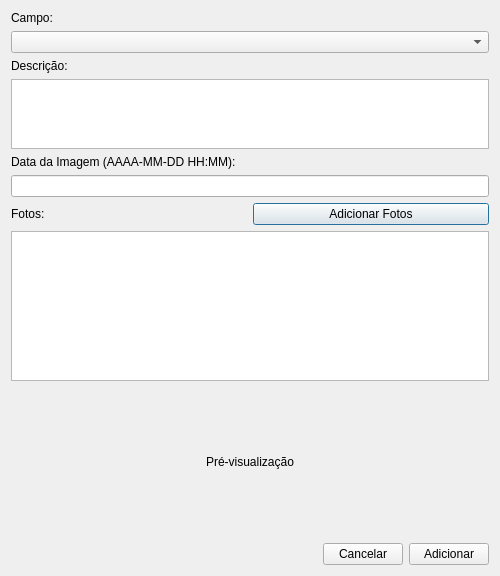
dsgoficial/SAP_Gerente, file uis/adicionarFotos.ui: the form before one commit.
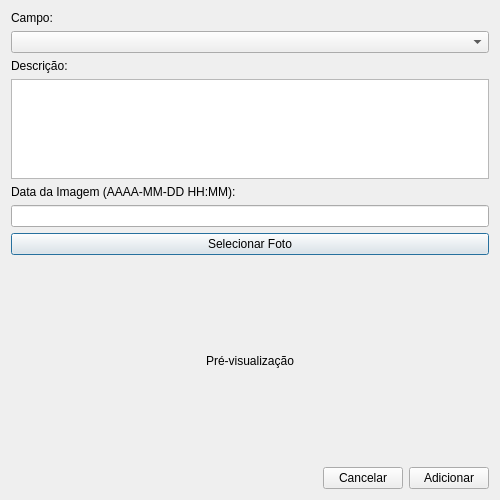
The form after the commit.

```diff
--- a/uis/adicionarFotos.ui
+++ b/uis/adicionarFotos.ui
@@ -52,30 +52,9 @@
     <widget class="QLineEdit" name="dataImagemLe"/>
    </item>
    <item>
-    <layout class="QHBoxLayout" name="horizontalLayout">
-     <item>
-      <widget class="QLabel" name="labelFotos">
-       <property name="text">
-        <string>Fotos:</string>
-       </property>
-      </widget>
-     </item>
-     <item>
-      <widget class="QPushButton" name="adicionarFotosBtn">
-       <property name="text">
-        <string>Adicionar Fotos</string>
-       </property>
-      </widget>
-     </item>
-    </layout>
-   </item>
-   <item>
-    <widget class="QListWidget" name="fotosLw">
-     <property name="minimumSize">
-      <size>
-       <width>0</width>
-       <height>150</height>
-      </size>
+    <widget class="QPushButton" name="adicionarFotosBtn">
+     <property name="text">
+      <string>Selecionar Foto</string>
      </property>
     </widget>
    </item>
@@ -84,7 +63,7 @@
      <property name="minimumSize">
       <size>
        <width>0</width>
-       <height>150</height>
+       <height>200</height>
       </size>
      </property>
      <property name="text">
```
Left out of the diff: 3 changed lines with no effect on the pictures.
